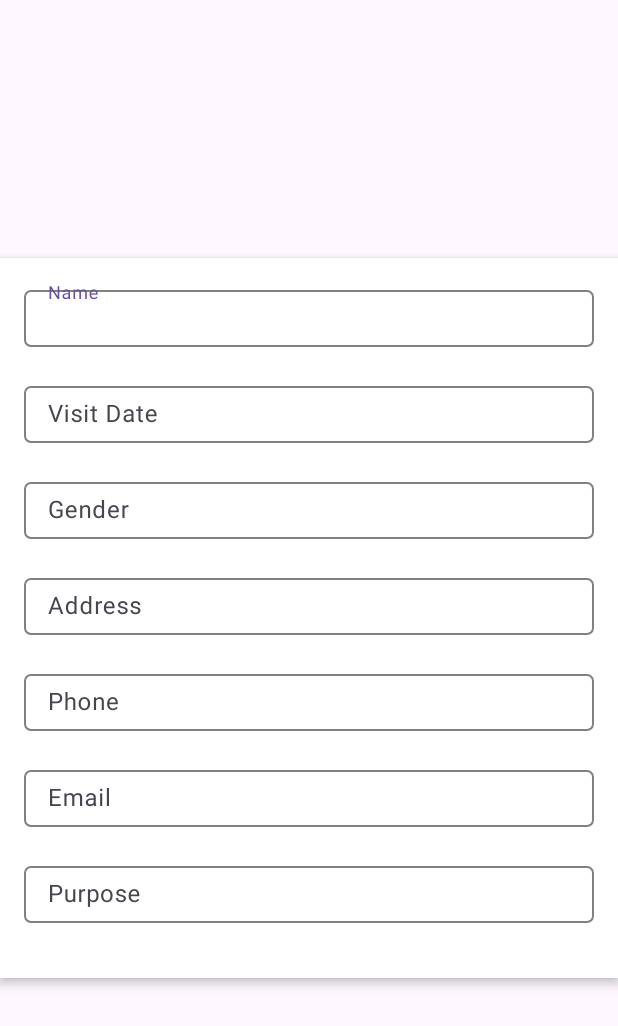
After one commit to alzzneon/BooksLibrary, an Android app: the layout dialog_edit_visitor.xml on its own in the app's theme, with its tools: preview values and no code run, on a phone screen of 412 x 824 dp. The commit adds this screen. Shown: the top 1026 px of the screen. Run offline under Robolectric (Android 15) with nearby library versions, the phone set to English and light mode, and no system bars.

Commit message:
Update : add update visitor

```diff
--- a/app/src/main/java/com/project/books_library/dao/VisitorDao.kt
+++ b/app/src/main/java/com/project/books_library/dao/VisitorDao.kt
@@ -19,4 +19,7 @@ interface VisitorDao {
     @Query("DELETE FROM visitors WHERE id_visitor = :id")
     suspend fun deleteById(id: Int?)
 
+    @Update
+    suspend fun updateVisitor(visitor: Visitors)
+
 }
--- a/app/src/main/res/color/color_selector.xml
+++ b/app/src/main/res/color/color_selector.xml
@@ -1,4 +1,6 @@
 <selector xmlns:android="http://schemas.android.com/apk/res/android">
     <item android:color="@color/colorPrimary" android:state_checked="true"/>
-    <item android:color="@color/colorGray" />
+    <item android:color="@color/colorAccent" android:state_pressed="true"/>
+    <item android:color="@color/colorAccent" android:state_focused="true"/>
+    <item android:color="@color/colorGray"/>
 </selector>
--- /dev/null
+++ b/app/src/main/res/drawable/bg_dialog.xml
@@ -0,0 +1,6 @@
+<!-- edit_text_background.xml -->
+<shape xmlns:android="http://schemas.android.com/apk/res/android">
+    <solid android:color="@android:color/white" />
+    <corners android:radius="4dp" />
+    <stroke android:width="1dp" android:color="@color/colorGray" />
+</shape>
--- /dev/null
+++ b/app/src/main/res/layout/dialog_edit_visitor.xml
@@ -0,0 +1,114 @@
+<LinearLayout xmlns:android="http://schemas.android.com/apk/res/android"
+    android:layout_width="match_parent"
+    android:layout_height="wrap_content"
+    android:orientation="vertical"
+    android:padding="16dp"
+    android:background="@color/white"
+    android:elevation="4dp"
+    android:layout_gravity="center">
+
+    <com.google.android.material.textfield.TextInputLayout
+        android:layout_width="match_parent"
+        android:layout_height="wrap_content"
+        android:layout_marginBottom="16dp"
+        android:minHeight="48dp"
+        android:hint="Name">
+
+        <com.google.android.material.textfield.TextInputEditText
+            android:id="@+id/editName"
+            android:layout_width="match_parent"
+            android:layout_height="wrap_content"
+            android:padding="8dp"
+            android:background="@drawable/bg_dialog" />
+    </com.google.android.material.textfield.TextInputLayout>
+
+    <com.google.android.material.textfield.TextInputLayout
+        android:layout_width="match_parent"
+        android:layout_height="wrap_content"
+        android:layout_marginBottom="16dp"
+        android:minHeight="48dp"
+        android:hint="Visit Date">
+
+        <com.google.android.material.textfield.TextInputEditText
+            android:id="@+id/editVisitDate"
+            android:layout_width="match_parent"
+            android:layout_height="wrap_content"
+            android:padding="8dp"
+            android:background="@drawable/bg_dialog" />
+    </com.google.android.material.textfield.TextInputLayout>
+
+    <com.google.android.material.textfield.TextInputLayout
+        android:layout_width="match_parent"
+        android:layout_height="wrap_content"
+        android:layout_marginBottom="16dp"
+        android:minHeight="48dp"
+        android:hint="Gender">
+
+        <com.google.android.material.textfield.TextInputEditText
+            android:id="@+id/editGender"
+            android:layout_width="match_parent"
+            android:layout_height="wrap_content"
+            android:padding="8dp"
+            android:background="@drawable/bg_dialog" />
+    </com.google.android.material.textfield.TextInputLayout>
+
+    <com.google.android.material.textfield.TextInputLayout
+        android:layout_width="match_parent"
+        android:layout_height="wrap_content"
+        android:layout_marginBottom="16dp"
+        android:minHeight="48dp"
+        android:hint="Address">
+
+        <com.google.android.material.textfield.TextInputEditText
+            android:id="@+id/editAddress"
+            android:layout_width="match_parent"
+            android:layout_height="wrap_content"
+            android:padding="8dp"
+            android:background="@drawable/bg_dialog" />
+    </com.google.android.material.textfield.TextInputLayout>
+
+    <com.google.android.material.textfield.TextInputLayout
+        android:layout_width="match_parent"
+        android:layout_height="wrap_content"
+        android:layout_marginBottom="16dp"
+        android:minHeight="48dp"
+        android:hint="Phone">
+
+        <com.google.android.material.textfield.TextInputEditText
+            android:id="@+id/editPhone"
+            android:layout_width="match_parent"
+            android:layout_height="wrap_content"
+            android:padding="8dp"
+            android:background="@drawable/bg_dialog" />
+    </com.google.android.material.textfield.TextInputLayout>
+
+    <com.google.android.material.textfield.TextInputLayout
+        android:layout_width="match_parent"
+        android:layout_height="wrap_content"
+        android:layout_marginBottom="16dp"
+        android:minHeight="48dp"
+        android:hint="Email">
+
+        <com.google.android.material.textfield.TextInputEditText
+            android:id="@+id/editEmail"
+            android:layout_width="match_parent"
+            android:layout_height="wrap_content"
+            android:padding="8dp"
+            android:background="@drawable/bg_dialog" />
+    </com.google.android.material.textfield.TextInputLayout>
+
+    <com.google.android.material.textfield.TextInputLayout
+        android:layout_width="match_parent"
+        android:layout_height="wrap_content"
+        android:layout_marginBottom="16dp"
+        android:minHeight="48dp"
+        android:hint="Purpose">
+
+        <com.google.android.material.textfield.TextInputEditText
+            android:id="@+id/editPurpose"
+            android:layout_width="match_parent"
+            android:layout_height="wrap_content"
+            android:padding="8dp"
+            android:background="@drawable/bg_dialog" />
+    </com.google.android.material.textfield.TextInputLayout>
+</LinearLayout>
--- a/app/src/main/res/values/colors.xml
+++ b/app/src/main/res/values/colors.xml
@@ -8,4 +8,5 @@
     <color name="gray">#808080</color>
     <color name="colorPrimary">#007BFF</color>
     <color name="colorGray">#808080</color>
+    <color name="colorAccent">#FF4081</color>
 </resources>
```
Also changed, not shown: app/src/main/java/com/project/books_library/adapter/VisitorAdapter.kt (+55 -4 lines), app/src/main/java/com/project/books_library/api/ApiService.kt (+5 -2 lines), app/src/main/java/com/project/books_library/api/repository/VisitorRepository.kt (+72 -11 lines), app/src/main/java/com/project/books_library/list_fragment/VisitorsFragment.kt (+9 -2 lines), app/src/main/java/com/project/books_library/model/Visitors.kt (+8 -8 lines), app/src/main/java/com/project/books_library/view_model/VisitorViewModel.kt (+13 -1 lines).
